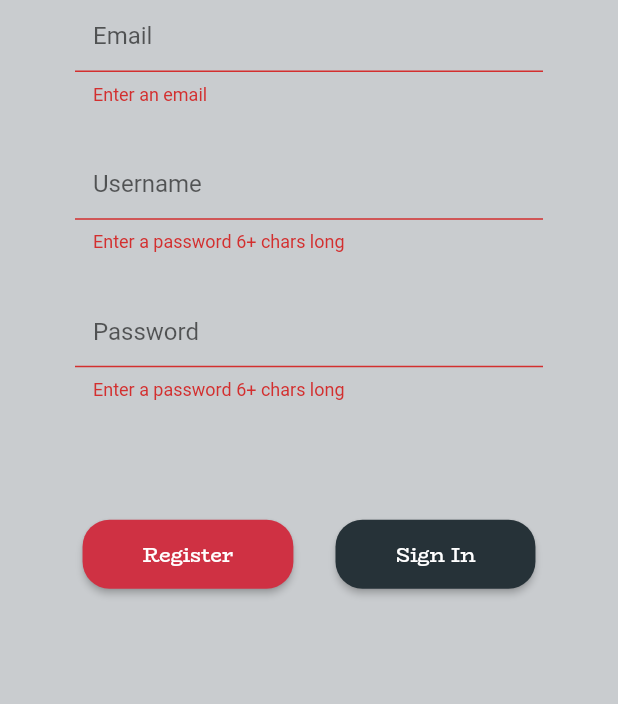
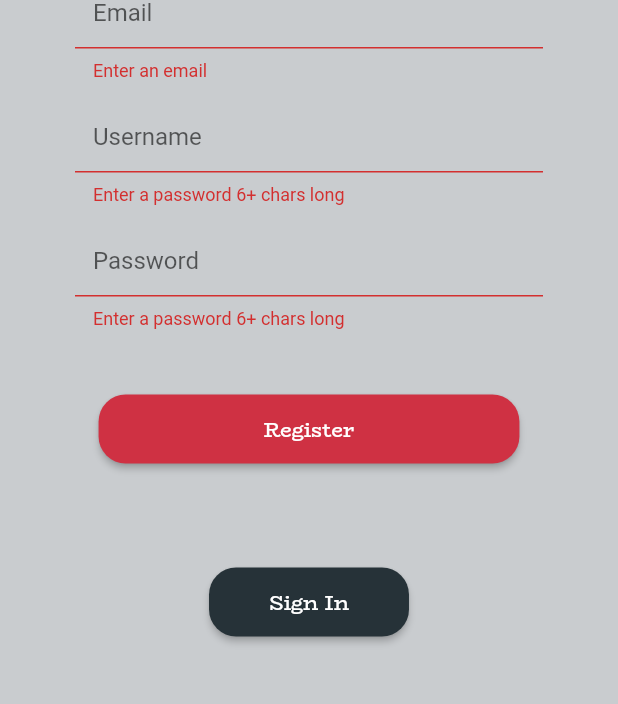
Before and after one commit to Scrum-BodyBuilders/MyMusicHub, a Flutter app: the Register screen opened directly, after a tap on "Register", on a phone screen of 412 x 824 dp, the part 515-1219 px from its top. Run offline on Flutter 3.47's test engine with Material 2 defaults, Android fonts, the phone set to English and light mode, and no system bars; our stand-ins replace cloud_firestore, firebase_auth, flutter_spinkit; accounts and stored records are empty.

Commit message:
Fixed Sign in screen

```diff
--- a/lib/screens/authenticate/register.dart
+++ b/lib/screens/authenticate/register.dart
@@ -4,7 +4,6 @@ import 'package:mymusichub/shared/constants.dart';
 import 'package:mymusichub/shared/loading.dart';
 
 class Register extends StatefulWidget {
-
   final Function toggleView;
   Register({this.toggleView});
 
@@ -25,8 +24,10 @@ String error = '';
 class _RegisterState extends State<Register> {
   @override
   Widget build(BuildContext context) {
-    return loading ? Loading() : Scaffold(
-
+    return loading
+        ? Loading()
+        : Scaffold(
+      resizeToAvoidBottomPadding: false,
             backgroundColor: Color.fromRGBO(201, 204, 207, 1.0),
             body: Container(
               padding: EdgeInsets.symmetric(vertical: 20.0, horizontal: 50.0),
@@ -51,44 +52,48 @@ class _RegisterState extends State<Register> {
                     Expanded(
                       flex: 10,
                       child: TextFormField(
-                    decoration: textInputDecoration.copyWith(hintText: 'Email'),
-                    validator: (val) => val.isEmpty ? 'Enter an email' : null,
-                      onChanged: (val){
+                          decoration:
+                              textInputDecoration.copyWith(hintText: 'Email'),
+                          validator: (val) =>
+                              val.isEmpty ? 'Enter an email' : null,
+                          onChanged: (val) {
                             setState(() => email = val);
-                      }
-                  ),
-                ),
-
-                Expanded(
-                  flex: 10,
-                  child: TextFormField(
-                      decoration: textInputDecoration.copyWith(hintText: 'Username'),
-                      obscureText: true,
-                      validator: (val) => val.length < 6 ? 'Enter a password 6+ chars long' : null,
-                      onChanged: (val){
-                        setState(() => password = val);
-                      }
-                  ),
+                          }),
                     ),
                     Expanded(
                       flex: 10,
                       child: TextFormField(
-                      decoration: textInputDecoration.copyWith(hintText: 'Password'),
+                          decoration: textInputDecoration.copyWith(
+                              hintText: 'Username'),
                           obscureText: true,
-                      validator: (val) => val.length < 6 ? 'Enter a password 6+ chars long' : null,
-                      onChanged: (val){
+                          validator: (val) => val.length < 6
+                              ? 'Enter a password 6+ chars long'
+                              : null,
+                          onChanged: (val) {
                             setState(() => password = val);
-                      }
+                          }),
                     ),
+                    Expanded(
+                      flex: 0,
+                      child: TextFormField(
+                          decoration: textInputDecoration.copyWith(
+                              hintText: 'Password'),
+                          obscureText: true,
+                          validator: (val) => val.length < 6
+                              ? 'Enter a password 6+ chars long'
+                              : null,
+                          onChanged: (val) {
+                            setState(() => password = val);
+                          }),
                     ),
                     SizedBox(height: 25.0),
                     Expanded(
                       flex: 10,
                       child: Row(
-                    mainAxisAlignment: MainAxisAlignment.spaceEvenly,
-                    children: <Widget>[
+                        mainAxisAlignment: MainAxisAlignment.center,
+                        children: [
                           RaisedButton(
-                        padding: EdgeInsets.fromLTRB(40, 12, 40, 12),
+                            padding: EdgeInsets.fromLTRB(110, 12, 110, 12),
                             child: Text('Register',
                                 style: TextStyle(
                                   color: Colors.white,
@@ -98,22 +103,32 @@ class _RegisterState extends State<Register> {
                             shape: RoundedRectangleBorder(
                               borderRadius: BorderRadius.circular(18.0),
                             ),
-                        onPressed: () async { //register !!!!
-                          if(_formKey.currentState.validate()){
-                            setState(() => loading  = true);
-                            dynamic result = await _auth .registerWithEmailAndPassword(email, password);
+                            onPressed: () async {
+                              //register !!!!
+                              if (_formKey.currentState.validate()) {
+                                setState(() => loading = true);
+                                dynamic result =
+                                    await _auth.registerWithEmailAndPassword(
+                                        email, password);
                                 setState(() {
-                              error = 'Could not register with those credentials';
-                              loading =false;
+                                  error =
+                                      'Could not register with those credentials';
+                                  loading = false;
                                 });
-
                               }
                             },
-
+                          ),
+                        ],
+                      ),
                     ),
                     SizedBox(
-                        width: 18,
+                      height: 50,
                     ),
+                    Expanded(
+                      flex: 5,
+                      child: Column(
+                        mainAxisAlignment: MainAxisAlignment.spaceEvenly,
+                        children: <Widget>[
                           RaisedButton(
                             padding: EdgeInsets.fromLTRB(40, 12, 40, 12),
                             child: Text('Sign In',
@@ -125,26 +140,24 @@ class _RegisterState extends State<Register> {
                             shape: RoundedRectangleBorder(
                               borderRadius: BorderRadius.circular(18.0),
                             ),
-
                             onPressed: () async {
                               widget.toggleView();
                             },
-
                           ),
-
                         ],
                       ),
                     ),
                     SizedBox(height: 20),
-                Text(error,
-                  style:TextStyle(
+                    Text(
+                      error,
+                      style: TextStyle(
                         color: Colors.red,
                         fontSize: 14.0,
                         fontFamily: 'BioRyhme',
                       ),
                     ),
                   ],
-            )
+                ),
               ),
             ),
           );
--- a/lib/screens/authenticate/sign_in.dart
+++ b/lib/screens/authenticate/sign_in.dart
@@ -27,6 +27,7 @@ class _SignInState extends State<SignIn> {
     return loading
         ? Loading()
         : Scaffold(
+      resizeToAvoidBottomPadding: false,
 //        appBar: AppBar(
 //          title: Text("Sign In"),
 //        ),
```
Lines whose indentation alone changed are shown as unchanged.
